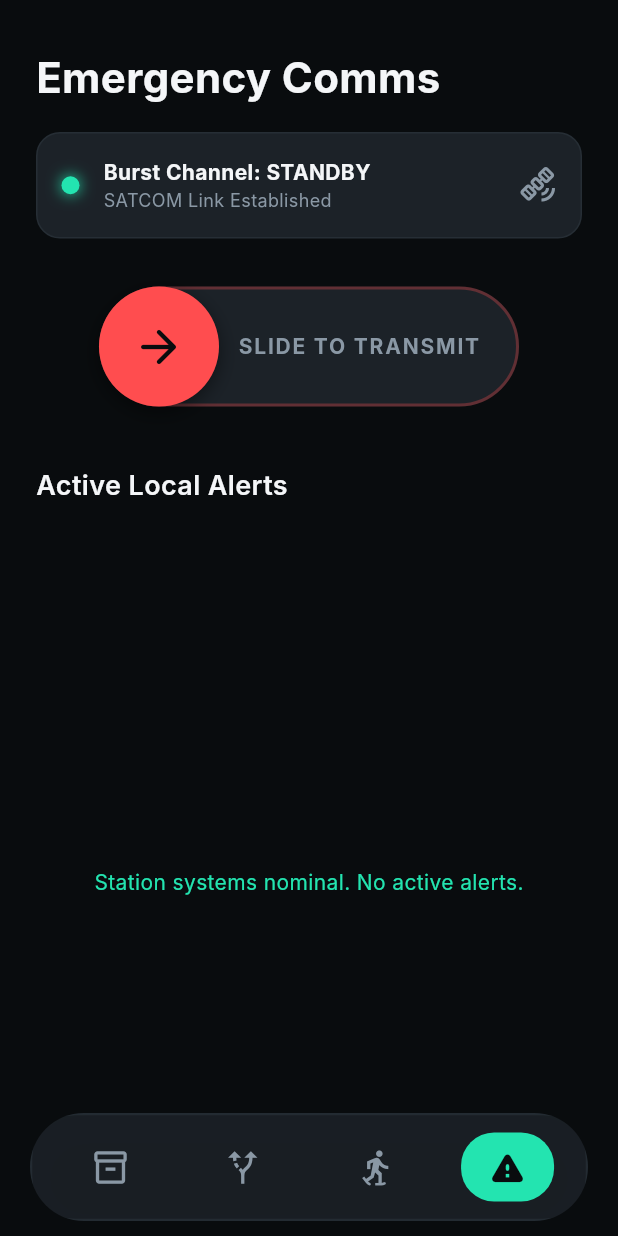
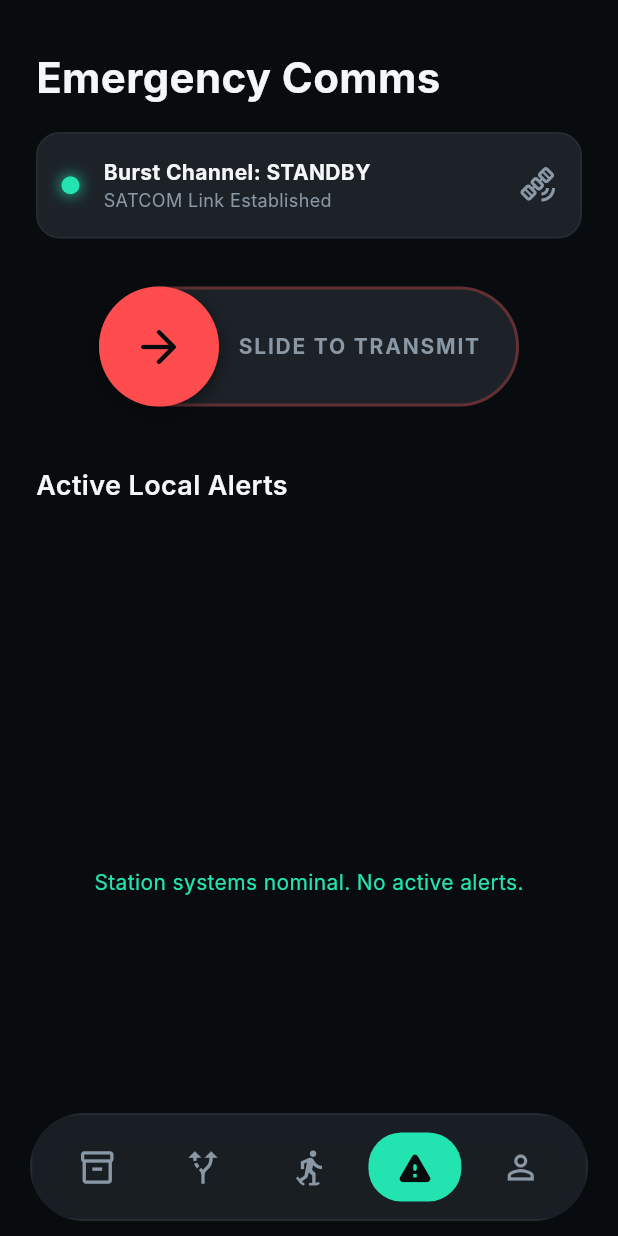
Before and after one commit to BhadriPrabhu/sih_aroha, a Flutter app: the EmergencyScreen screen opened by its route, on a phone screen of 412 x 824 dp. Run offline on Flutter 3.47's test engine with Material 3 defaults, Android fonts, the phone set to English and light mode, and no system bars; our stand-ins replace dio, flutter_dotenv, flutter_map, go_router, latlong2, shared_preferences; accounts and stored records are empty; network calls fail; Roboto replaces fonts that are missing (Inter).

Commit message:
feat: connect authentication and profile routes

```diff
--- a/aroha_facility_app/lib/features/shell/presentation/screens/adaptive_shell_screen.dart
+++ b/aroha_facility_app/lib/features/shell/presentation/screens/adaptive_shell_screen.dart
@@ -15,6 +15,7 @@ class AdaptiveShellScreen extends StatelessWidget {
     {'icon': Icons.alt_route_outlined, 'activeIcon': Icons.alt_route, 'route': '/cargo', 'label': 'Optimization'},
     {'icon': Icons.snowshoeing_outlined, 'activeIcon': Icons.snowshoeing, 'route': '/movement', 'label': 'Movement'},
     {'icon': Icons.warning_amber_rounded, 'activeIcon': Icons.warning_rounded, 'route': '/emergency', 'label': 'Alerts'},
+    {'icon': Icons.person_outline, 'activeIcon': Icons.person, 'route': '/profile', 'label': 'Profile'},
   ];
 
   int _calculateSelectedIndex(BuildContext context) {
@@ -22,6 +23,7 @@ class AdaptiveShellScreen extends StatelessWidget {
     if (location.startsWith('/cargo')) return 1;
     if (location.startsWith('/movement')) return 2;
     if (location.startsWith('/emergency')) return 3;
+    if (location.startsWith('/profile')) return 4;
     return 0;
   }
 
```
Also changed, not shown: aroha_facility_app/lib/core/router/app_router.dart (+10 -1 lines).
